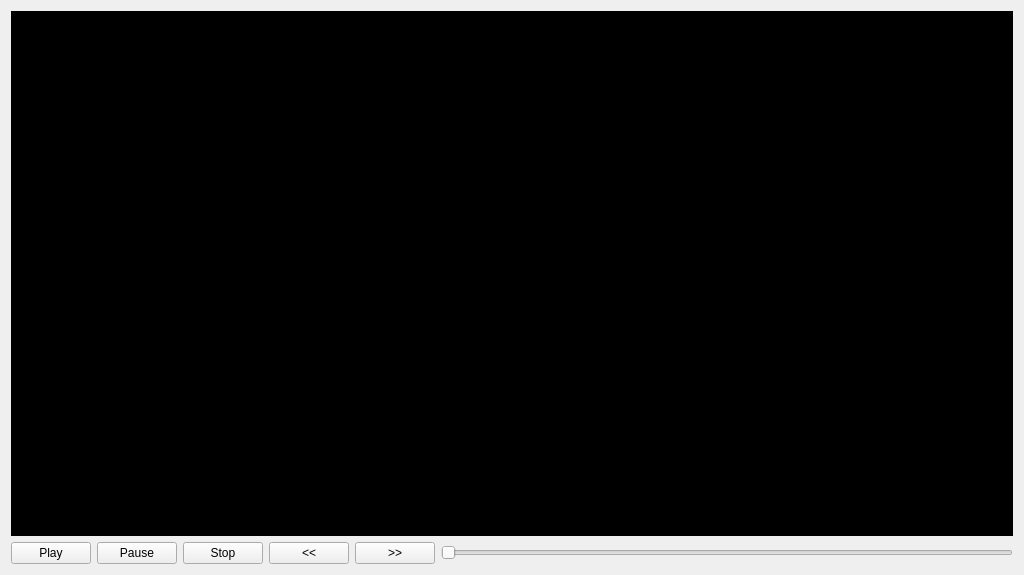
alenzeinolov/WolfSuite, file res/ui/mainwindow.ui: the form before one commit.
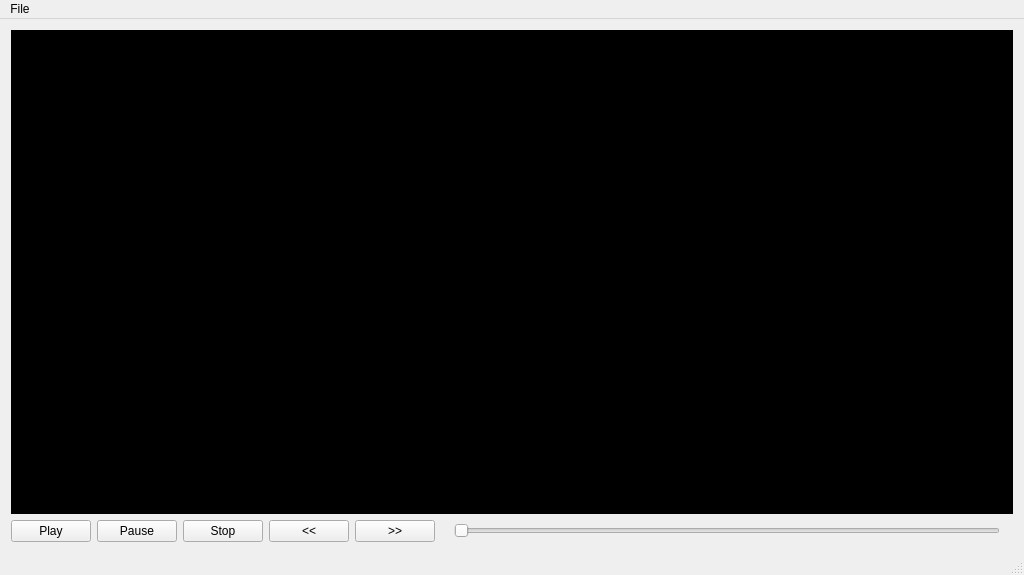
The form after the commit. The open tabs and pages were chosen to show the change.

Commit message: Small UI improvements, added status bar at the bottom

The edit to the form file:
```diff
--- a/res/ui/mainwindow.ui
+++ b/res/ui/mainwindow.ui
@@ -170,6 +170,25 @@
               </property>
              </widget>
             </item>
+            <item>
+             <widget class="QLabel" name="currentTime">
+              <property name="sizePolicy">
+               <sizepolicy hsizetype="Minimum" vsizetype="Minimum">
+                <horstretch>0</horstretch>
+                <verstretch>0</verstretch>
+               </sizepolicy>
+              </property>
+              <property name="maximumSize">
+               <size>
+                <width>16777215</width>
+                <height>20</height>
+               </size>
+              </property>
+              <property name="text">
+               <string/>
+              </property>
+             </widget>
+            </item>
             <item>
              <widget class="QSlider" name="videotimeSlider">
               <property name="orientation">
@@ -177,6 +196,19 @@
               </property>
              </widget>
             </item>
+            <item>
+             <widget class="QLabel" name="maxTime">
+              <property name="maximumSize">
+               <size>
+                <width>16777215</width>
+                <height>20</height>
+               </size>
+              </property>
+              <property name="text">
+               <string/>
+              </property>
+             </widget>
+            </item>
            </layout>
           </item>
          </layout>
@@ -196,7 +228,14 @@
      <height>21</height>
     </rect>
    </property>
+   <widget class="QMenu" name="menuFile">
+    <property name="title">
+     <string>File</string>
+    </property>
+   </widget>
+   <addaction name="menuFile"/>
   </widget>
+  <widget class="QStatusBar" name="statusBar"/>
  </widget>
  <layoutdefault spacing="6" margin="11"/>
  <resources>
```
The commit also changes 5 other files.
